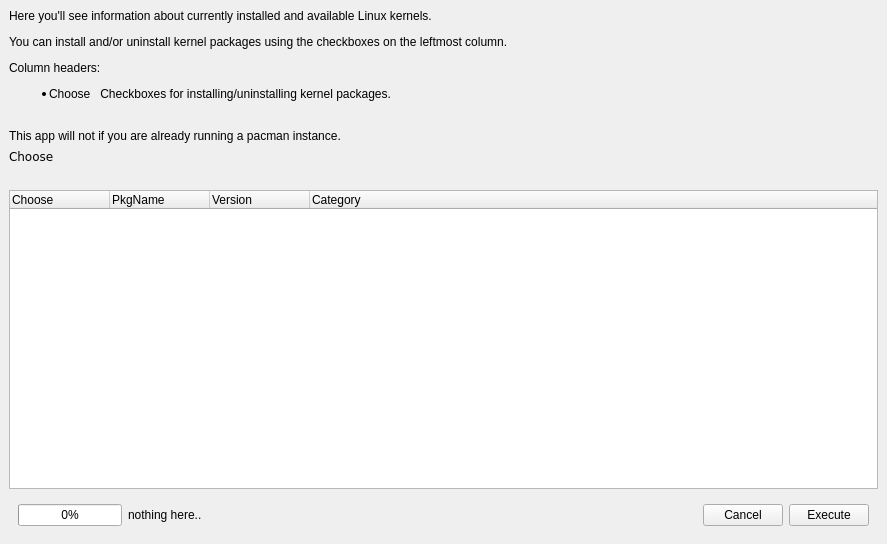
CachyOS/kernel-manager, file src/km-window.ui: the form before one commit.
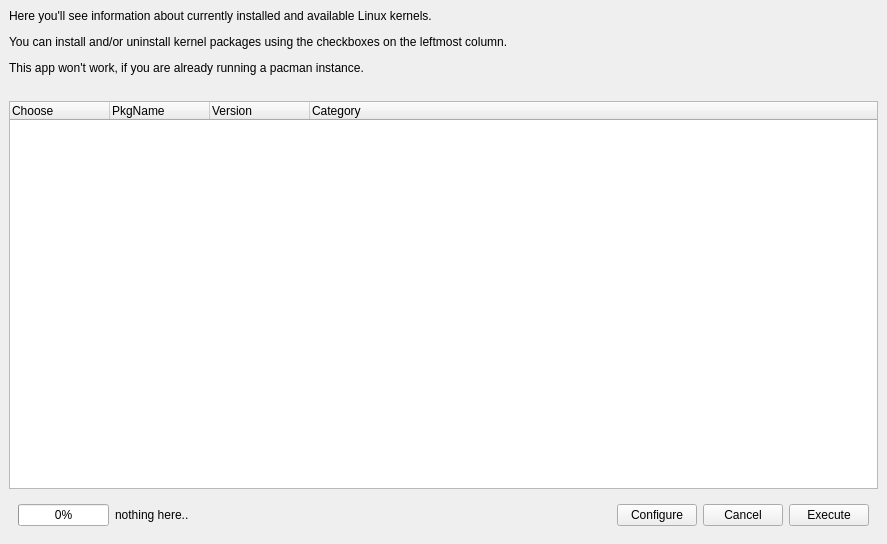
The form after the commit. Icons and pictures are not drawn.

Commit message:
⚡ Introduce Kernel Configuration window
User can select different options from
PKGBUILD on linux-cachyos(GitHub).
NOTE: also different CPU scheduler, HZ ticks,
tickless mode, LTO(No/Full/Thin).

The repository will be cloned and served on
"~/.cache/cachyos-km/pkgbuilds" for building kernels.

The edit to the form file:
```diff
--- a/src/km-window.ui
+++ b/src/km-window.ui
@@ -22,27 +22,13 @@
     <item>
      <widget class="QLabel" name="label">
       <property name="text">
-       <string>&lt;html&gt;&lt;head&gt;&lt;meta name=&quot;qrichtext&quot; content=&quot;1&quot; /&gt;&lt;meta charset=&quot;utf-8&quot; /&gt;&lt;style type=&quot;text/css&quot;&gt;
-p, li { white-space: pre-wrap; }
-&lt;/style&gt;&lt;/head&gt;&lt;body style=&quot; font-family:'Sans Serif'; font-size:9pt; font-weight:400; font-style:normal;&quot;&gt;
-&lt;p style=&quot; margin-top:12px; margin-bottom:12px; margin-left:0px; margin-right:0px; -qt-block-indent:0; text-indent:0px;&quot;&gt;Here you'll see information about currently installed and available Linux kernels.&lt;/p&gt;
-&lt;p style=&quot; margin-top:12px; margin-bottom:12px; margin-left:0px; margin-right:0px; -qt-block-indent:0; text-indent:0px;&quot;&gt;You can install and/or uninstall kernel packages using the checkboxes on the leftmost column.&lt;/p&gt;
-&lt;p style=&quot; margin-top:12px; margin-bottom:12px; margin-left:0px; margin-right:0px; -qt-block-indent:0; text-indent:0px;&quot;&gt;Column headers:&lt;/p&gt;
-&lt;ul style=&quot;margin-top: 0px; margin-bottom: 0px; margin-left: 0px; margin-right: 0px; -qt-list-indent: 1;&quot;&gt;&lt;li style=&quot; font-family:'monospace';&quot; style=&quot; margin-top:12px; margin-bottom:0px; margin-left:0px; margin-right:0px; -qt-block-indent:0; text-indent:0px;&quot;&gt;Choose   Checkboxes for installing/uninstalling kernel packages.&lt;/li&gt;&lt;br/&gt;
-&lt;!--li style=&quot; font-family:'monospace';&quot; style=&quot; margin-top:0px; margin-bottom:0px; margin-left:0px; margin-right:0px; -qt-block-indent:0; text-indent:0px;&quot;&gt;PkgName  Kernel package name.&lt;/li&gt;
-&lt;li style=&quot; font-family:'monospace';&quot; style=&quot; margin-top:0px; margin-bottom:0px; margin-left:0px; margin-right:0px; -qt-block-indent:0; text-indent:0px;&quot;&gt;Installed   Installed kernel package versions.&lt;/li&gt;
-&lt;li style=&quot; font-family:'monospace';&quot; style=&quot; margin-top:0px; margin-bottom:0px; margin-left:0px; margin-right:0px; -qt-block-indent:0; text-indent:0px;&quot;&gt;Stable  Versions available from the stable repos.&lt;/li&gt;
-&lt;li style=&quot; font-family:'monospace';&quot; style=&quot; margin-top:0px; margin-bottom:12px; margin-left:0px; margin-right:0px; -qt-block-indent:0; text-indent:0px;&quot;&gt;Testing    Versions available from the testing repos.&lt;/li--&gt;&lt;/ul&gt;
-&lt;!--p style=&quot; margin-top:0px; margin-bottom:12px; margin-left:0px; margin-right:0px; -qt-block-indent:0; text-indent:0px;&quot;&gt;Your current repos are either Stable or Testing (see /etc/pacman.conf).&lt;/p--&gt;
-&lt;p style=&quot; margin-top:0px; margin-bottom:12px; margin-left:0px; margin-right:0px; -qt-block-indent:0; text-indent:0px;&quot;&gt;This app will not if you are already running a pacman instance.&lt;/p&gt;
-&lt;!--p style=&quot; margin-top:0px; margin-bottom:12px; margin-left:0px; margin-right:0px; -qt-block-indent:0; text-indent:0px;&quot;&gt;Marking &lt;b&gt;(-)&lt;/b&gt; means: info not available.&lt;/p--&gt;&lt;/body&gt;&lt;/html&gt;</string>
-      </property>
-     </widget>
-    </item>
-    <item>
-     <widget class="QLabel" name="label_2">
-      <property name="text">
-       <string>&lt;code&gt;Choose&lt;/code&gt;</string>
+       <string>&lt;html&gt;
+&lt;body&gt;
+&lt;p&gt;Here you'll see information about currently installed and available Linux kernels.&lt;/p&gt;
+&lt;p&gt;You can install and/or uninstall kernel packages using the checkboxes on the leftmost column.&lt;/p&gt;
+&lt;p&gt;This app won't work, if you are already running a pacman instance.&lt;/p&gt;
+&lt;/body&gt;
+&lt;/html&gt;</string>
       </property>
      </widget>
     </item>
@@ -144,6 +130,13 @@
          </property>
         </spacer>
        </item>
+       <item>
+        <widget class="QPushButton" name="configure">
+         <property name="text">
+          <string>Configure</string>
+         </property>
+        </widget>
+       </item>
        <item>
         <widget class="QPushButton" name="cancel">
          <property name="text">
```
The commit also changes 9 other files.
